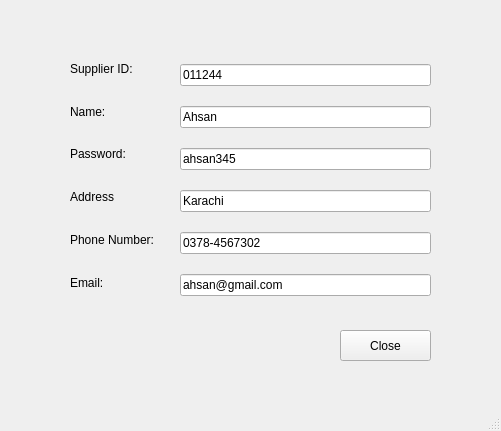
Above: DB_ConnectionsFiles/DB_project/43 Supplier info form.ui from ElyanAli/DairyPro before the change. Below: the same form after it.
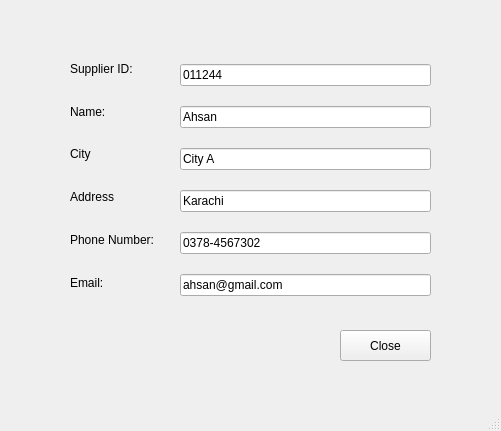
That is the form after the change.

```diff
--- a/DB_ConnectionsFiles/DB_project/43 Supplier info form.ui
+++ b/DB_ConnectionsFiles/DB_project/43 Supplier info form.ui
@@ -41,7 +41,7 @@
      <item>
       <widget class="QLineEdit" name="titleline_2">
        <property name="text">
-        <string>ahsan345</string>
+        <string>City A</string>
        </property>
       </widget>
      </item>
@@ -95,7 +95,7 @@
      <item>
       <widget class="QLabel" name="label_4">
        <property name="text">
-        <string>Password:</string>
+        <string>City</string>
        </property>
       </widget>
      </item>
```
Left out of the diff: 16 changed lines with no effect on the pictures.
